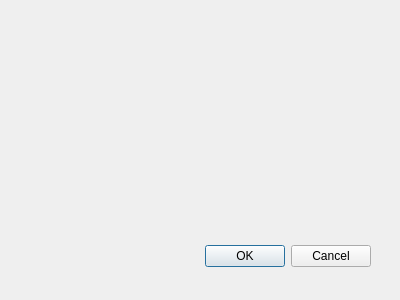
The window that dialog.ui (forrely/LoLScribe) describes before a commit, drawn with Qt 5.
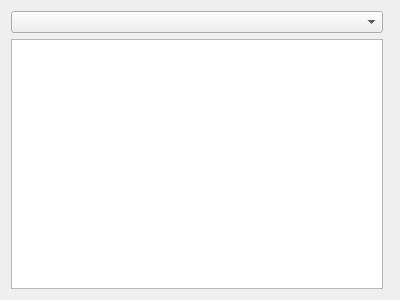
The same window after the commit. Custom widgets are drawn as their Qt base class.

```diff
--- a/dialog.ui
+++ b/dialog.ui
@@ -15,24 +15,30 @@
   <property name="windowTitle">
    <string>Dialog</string>
   </property>
-  <widget name="buttonBox" class="QDialogButtonBox">
-   <property name="geometry">
-    <rect>
-     <x>30</x>
-     <y>240</y>
-     <width>341</width>
-     <height>32</height>
-    </rect>
-   </property>
-   <property name="orientation">
-    <enum>Qt::Horizontal</enum>
-   </property>
-   <property name="standardButtons">
-    <set>QDialogButtonBox::Cancel|QDialogButtonBox::Ok</set>
-   </property>
-  </widget>
+  <layout class="QHBoxLayout" name="horizontalLayout">
+   <item>
+    <layout class="QVBoxLayout" name="verticalLayout">
+     <item>
+      <widget class="QComboBox" name="comboBox"/>
+     </item>
+     <item>
+      <widget class="QListView" name="listView"/>
+     </item>
+    </layout>
+   </item>
+   <item>
+    <widget class="QCustomPlot" name="graphPlot" native="true"/>
+   </item>
+  </layout>
  </widget>
- <pixmapfunction/>
+ <customwidgets>
+  <customwidget>
+   <class>QCustomPlot</class>
+   <extends>QWidget</extends>
+   <header>QCustomPlot/qcustomplot.h</header>
+   <container>1</container>
+  </customwidget>
+ </customwidgets>
  <resources/>
  <connections>
   <connection>
```
Left out of the diff: 41 changed lines with no effect on the pictures.
